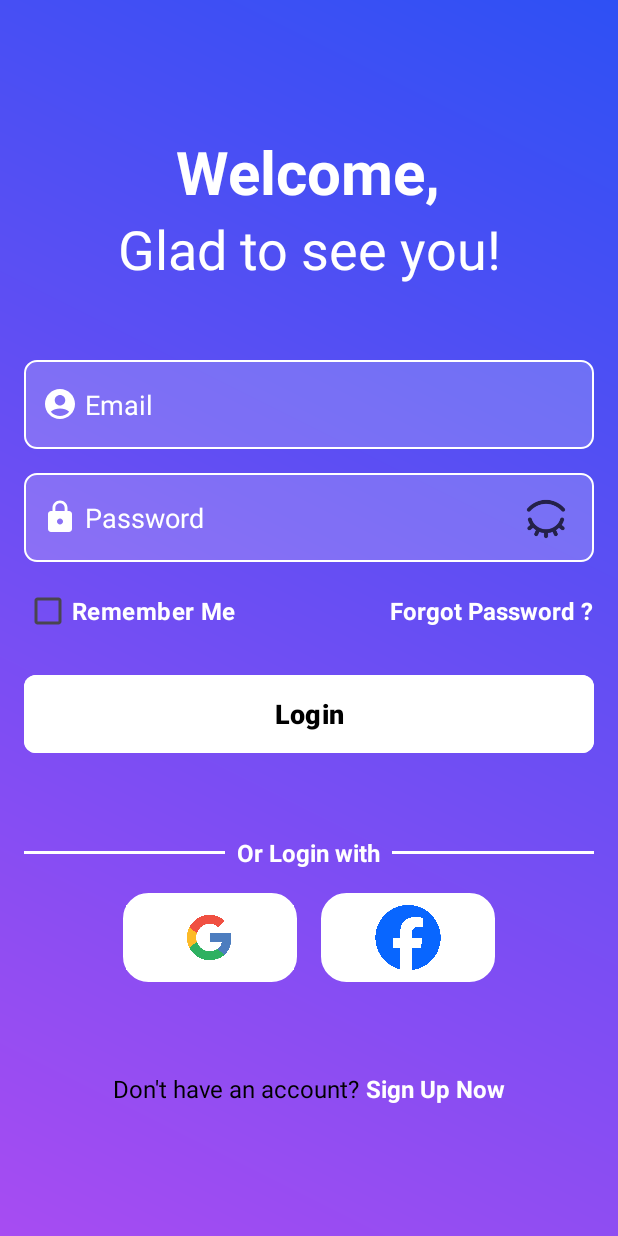
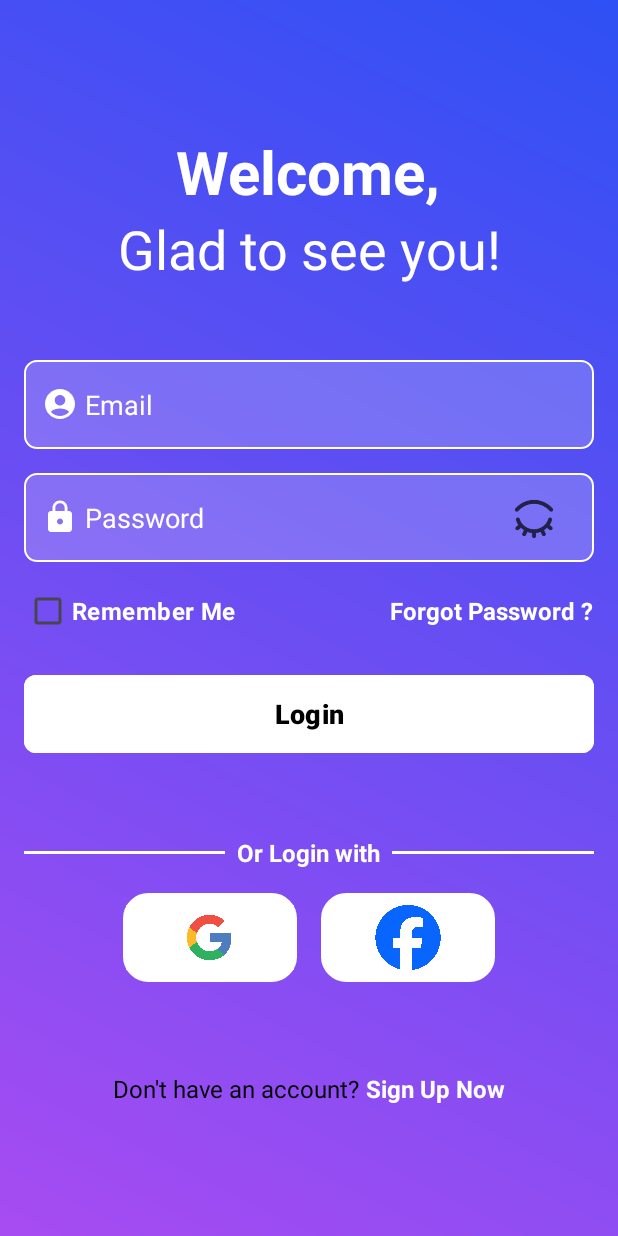
Before and after one commit to mini-projectss/Inventoryapp, an Android app: the screen it shows after launch (LoginActivity), after a tap on "Login", on a phone screen of 412 x 824 dp. Run offline under Robolectric (Android 15) with nearby library versions, the phone set to English and light mode, and no system bars; our stand-ins replace Firebase (no records; nobody signed in at launch, a user with empty details on screens opened directly).

Commit message:
update 2.1

```diff
--- a/app/src/main/res/layout/activity_login.xml
+++ b/app/src/main/res/layout/activity_login.xml
@@ -90,6 +90,7 @@
             android:hint=" Password"
             android:inputType="textPassword"
             android:padding="12dp"
+
             android:textColor="#000000"
             android:textColorHint="@color/white" />
 
@@ -97,8 +98,8 @@
             android:id="@+id/show_hide_password"
             android:layout_width="64dp"
             android:layout_height="47dp"
-            android:layout_gravity="center"
-            android:layout_marginLeft="158dp"
+            android:layout_gravity="center_vertical|right"
+            android:layout_marginRight="8dp"
 
 
             android:contentDescription="Show/Hide Password"
--- a/app/src/main/res/layout/activity_signup.xml
+++ b/app/src/main/res/layout/activity_signup.xml
@@ -100,7 +100,7 @@
 
     <Button
         android:id="@+id/sign_btn"
-        android:layout_width="350dp"
+        android:layout_width="match_parent"
         android:layout_height="63dp"
         android:layout_marginTop="16dp"
         android:backgroundTint="#FFFf"
```
